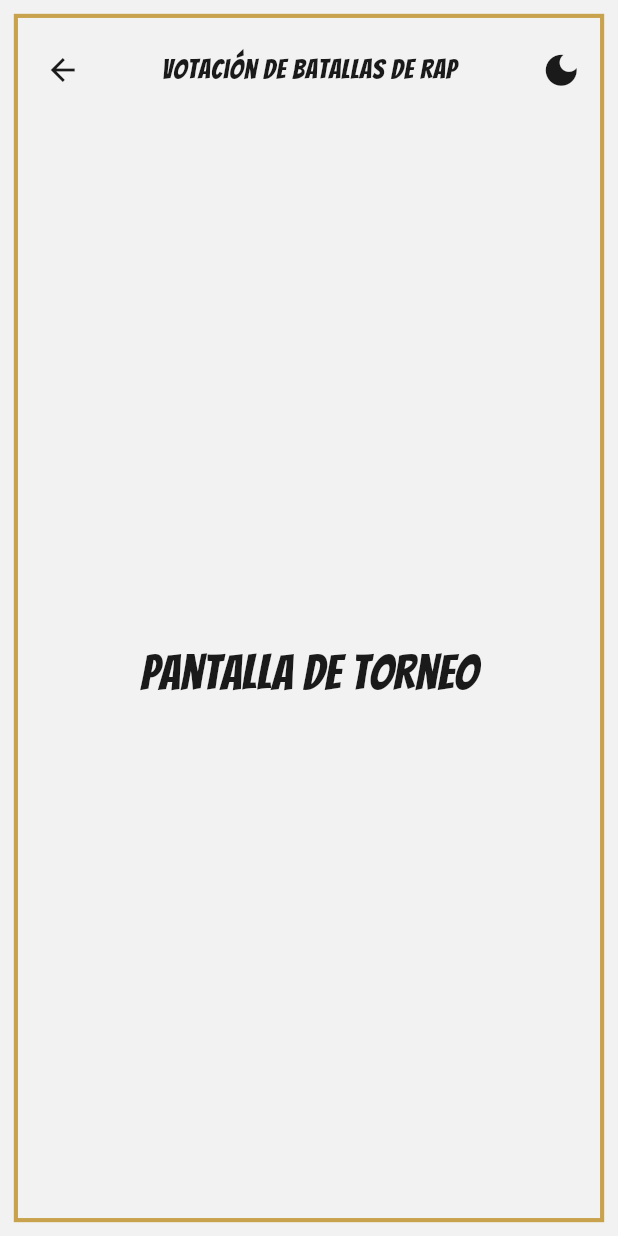
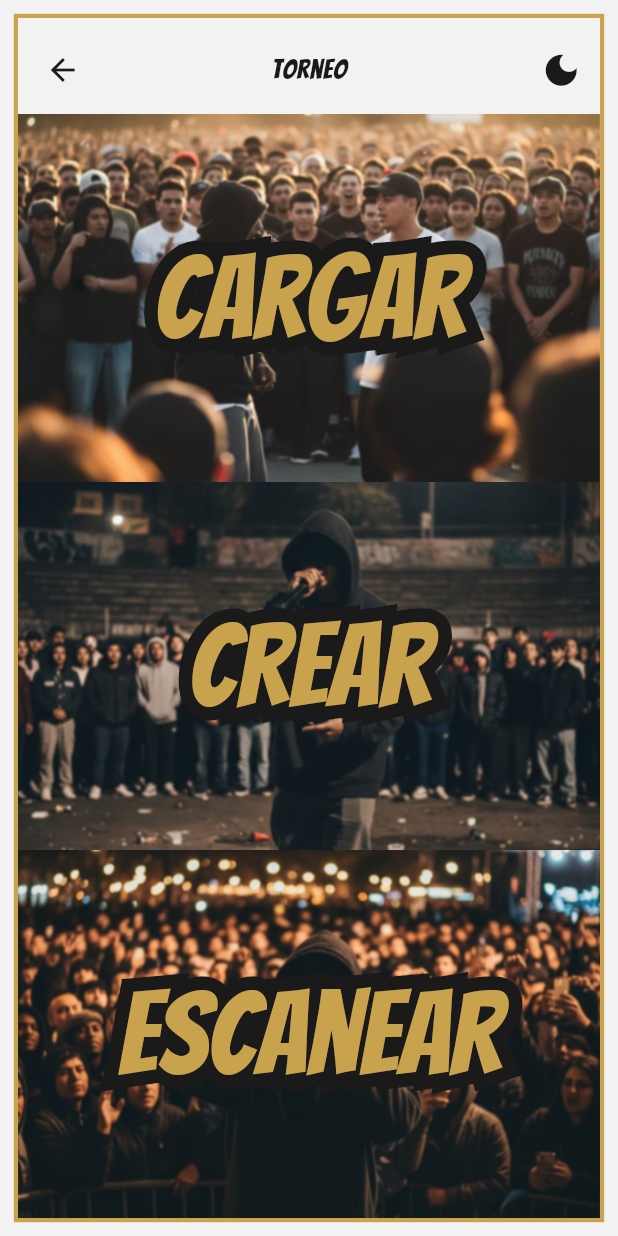
Before and after one commit to Marco-Antonio-Gonzalez-Arias/Tournament-App-Cuarta-Ruta, a Flutter app: the screen it shows after launch, after a tap on "Torneo", on a phone screen of 412 x 824 dp. Run offline on Flutter 3.47's test engine with Material 3 defaults, Android fonts, the phone set to English and light mode, and no system bars.

Commit message:
Pantalla final torneo

```diff
--- a/lib/core/widgets/app_bar.dart
+++ b/lib/core/widgets/app_bar.dart
@@ -1,52 +1,45 @@
-import 'package:cuarta_ruta_app/core/widgets/logo_image.dart';
+import 'package:cuarta_ruta_app/core/providers/theme_provider.dart';
 import 'package:flutter/material.dart';
 import 'package:cuarta_ruta_app/core/utils/responsive.dart';
+import 'package:provider/provider.dart';
 
 class MyAppBar extends StatelessWidget implements PreferredSizeWidget {
-  final bool _isDarkMode;
-  final VoidCallback _onToggleDarkMode;
-  final Responsive _responsive;
+  final String? _title;
 
   const MyAppBar({
     super.key,
-    required bool isDarkMode,
-    required VoidCallback onToggleDarkMode,
-    required Responsive responsive,
-  }) : _isDarkMode = isDarkMode,
-       _onToggleDarkMode = onToggleDarkMode,
-       _responsive = responsive;
+    String? title,
+  }) : _title = title;
 
   @override
   Widget build(BuildContext context) {
+    final themeProvider = context.watch<ThemeProvider>();
+    final responsive = Responsive.of(context);
+
     return Padding(
       padding: EdgeInsets.only(
-        top: _responsive.dp(2),
-        left: _responsive.dp(1.5),
-        right: _responsive.dp(1.5),
+        top: responsive.dp(2),
+        left: responsive.dp(1.5),
+        right: responsive.dp(1.5),
       ),
       child: AppBar(
-        title: _buildTitle(context),
-        actions: [_buildThemeAction()],
+        // Si _title es nulo, usa el por defecto
+        title: Text(
+          _title ?? "Votación de batallas de rap",
+          style: Theme.of(context).textTheme.labelMedium,
+        ),
+        actions: [
+          IconButton(
+            icon: Icon(themeProvider.isDarkMode ? Icons.light_mode : Icons.dark_mode),
+            iconSize: responsive.dp(3),
+            onPressed: themeProvider.toggleTheme,
+          )
+        ],
         centerTitle: true,
       ),
     );
   }
 
-  Widget _buildTitle(BuildContext context) {
-    return Text(
-      "Votación de batallas de rap",
-      style: Theme.of(context).textTheme.labelMedium,
-    );
-  }
-
-  Widget _buildThemeAction() {
-    return IconButton(
-      icon: Icon(_isDarkMode ? Icons.light_mode : Icons.dark_mode),
-      iconSize: _responsive.dp(3),
-      onPressed: _onToggleDarkMode,
-    );
-  }
-
   @override
-  Size get preferredSize => Size.fromHeight(kToolbarHeight + _responsive.dp(2));
+  Size get preferredSize => const Size.fromHeight(kToolbarHeight + 20);
 }
--- /dev/null
+++ b/lib/core/widgets/bordered_text.dart
@@ -0,0 +1,43 @@
+import 'package:flutter/material.dart';
+
+class BorderedText extends StatelessWidget {
+  final String _text;
+  final TextStyle? _style;
+  final double _strokeWidth;
+  final Color _strokeColor;
+  final Color _fillColor;
+
+  const BorderedText({
+    super.key,
+    required String text,
+    TextStyle? style,
+    required double strokeWidth,
+    required Color strokeColor,
+    required Color fillColor,
+  })  : _text = text,
+        _style = style,
+        _strokeWidth = strokeWidth,
+        _strokeColor = strokeColor,
+        _fillColor = fillColor;
+
+  @override
+  Widget build(BuildContext context) {
+    return Stack(
+      children: [
+        Text(
+          _text,
+          style: _style?.copyWith(
+            foreground: Paint()
+              ..style = PaintingStyle.stroke
+              ..strokeWidth = _strokeWidth
+              ..color = _strokeColor,
+          ),
+        ),
+        Text(
+          _text,
+          style: _style?.copyWith(color: _fillColor),
+        ),
+      ],
+    );
+  }
+}
--- a/lib/core/widgets/button.dart
+++ b/lib/core/widgets/button.dart
@@ -32,7 +32,7 @@ class Button extends StatelessWidget {
         ),
         child: Text(
           label,
-          style: Theme.of(context).textTheme.headlineSmall,
+          style: Theme.of(context).textTheme.titleLarge,
         ),
       ),
     );
--- a/lib/main.dart
+++ b/lib/main.dart
@@ -4,7 +4,6 @@ import 'package:cuarta_ruta_app/core/widgets/border_decorator.dart';
 import 'package:flutter/material.dart';
 import 'package:cuarta_ruta_app/core/config/theme/app_theme.dart';
 import 'package:cuarta_ruta_app/screens/home.dart';
-import 'package:cuarta_ruta_app/core/widgets/app_bar.dart';
 import 'package:provider/provider.dart';
 import 'package:flutter/services.dart';
 
@@ -39,14 +38,7 @@ class MainApp extends StatelessWidget {
         responsive: responsive,
       ).theme(),
       builder: (context, child) => BorderDecorator(child: child!),
-      home: Scaffold(
-        appBar: MyAppBar(
-          isDarkMode: themeProvider.isDarkMode,
-          onToggleDarkMode: themeProvider.toggleTheme,
-          responsive: responsive,
-        ),
-        body: const Home(),
-      ),
+      home: const Home(),
     );
   }
 }
--- a/lib/screens/home.dart
+++ b/lib/screens/home.dart
@@ -1,8 +1,9 @@
+import 'package:cuarta_ruta_app/core/widgets/app_bar.dart';
+import 'package:flutter/material.dart';
+import 'package:cuarta_ruta_app/core/utils/responsive.dart';
 import 'package:cuarta_ruta_app/core/widgets/button.dart';
 import 'package:cuarta_ruta_app/core/widgets/logo_image.dart';
-import 'package:cuarta_ruta_app/screens/tournament.dart';
-import 'package:flutter/material.dart';
-import 'package:cuarta_ruta_app/core/utils/responsive.dart';
+import 'package:cuarta_ruta_app/screens/tournament/tournament.dart';
 
 class Home extends StatelessWidget {
   const Home({super.key});
@@ -12,8 +13,8 @@ class Home extends StatelessWidget {
     final responsive = Responsive.of(context);
 
     return Scaffold(
-      body: SafeArea(
-        child: Container(
+      appBar: const MyAppBar(title: "Inicio"),
+      body: Container(
         width: double.infinity,
         padding: EdgeInsets.symmetric(horizontal: responsive.wp(20)),
         child: Column(
@@ -21,21 +22,12 @@ class Home extends StatelessWidget {
           children: [
             _buildLogo(responsive),
             SizedBox(height: responsive.hp(10)),
-              Button(
-                label: 'Torneo',
-                onPressed: () {
-                  Navigator.push(
-                    context,
-                    MaterialPageRoute(builder: (context) => const Tournament()),
-                  );
-                },
-              ),
+            Button(label: 'Torneo', onPressed: () => _toTournament(context)),
             SizedBox(height: responsive.hp(3)),
             Button(label: 'Libre', onPressed: () {}),
             SizedBox(height: responsive.hp(3)),
             Button(label: 'Visuales', onPressed: () {}),
           ],
-          ),
         ),
       ),
     );
@@ -44,4 +36,11 @@ class Home extends StatelessWidget {
   Widget _buildLogo(Responsive responsive) {
     return LogoImage(height: responsive.hp(15));
   }
+
+  void _toTournament(BuildContext context) {
+    Navigator.push(
+      context,
+      MaterialPageRoute(builder: (context) => const Tournament()),
+    );
   }
+}
--- a/lib/screens/tournament.dart
+++ /dev/null
@@ -1,27 +0,0 @@
-// screens/tournament.dart
-import 'package:flutter/material.dart';
-import 'package:cuarta_ruta_app/core/widgets/app_bar.dart';
-import 'package:cuarta_ruta_app/core/providers/theme_provider.dart';
-import 'package:cuarta_ruta_app/core/utils/responsive.dart';
-import 'package:provider/provider.dart';
-
-class Tournament extends StatelessWidget {
-  const Tournament({super.key});
-
-  @override
-  Widget build(BuildContext context) {
-    final themeProvider = context.watch<ThemeProvider>();
-    final responsive = Responsive.of(context);
-
-    return Scaffold(
-      appBar: MyAppBar(
-        isDarkMode: themeProvider.isDarkMode,
-        onToggleDarkMode: themeProvider.toggleTheme,
-        responsive: responsive,
-      ),
-      body: const Center(
-        child: Text('Pantalla de Torneo'),
-      ),
-    );
-  }
-}
--- /dev/null
+++ b/lib/screens/tournament/tournament.dart
@@ -0,0 +1,49 @@
+import 'package:cuarta_ruta_app/core/utils/responsive.dart';
+import 'package:flutter/material.dart';
+import 'package:cuarta_ruta_app/core/widgets/app_bar.dart';
+import 'package:cuarta_ruta_app/screens/tournament/widgets/tournament_option.dart';
+
+class Tournament extends StatelessWidget {
+  const Tournament({super.key});
+
+  @override
+  Widget build(BuildContext context) {
+    return Scaffold(
+      appBar: MyAppBar(title: "Torneo"),
+      body: Padding(
+        padding: EdgeInsets.only(bottom: Responsive.of(context).dp(1.3)),
+        child: Column(
+          children: [
+            TournamentOption(
+              imagePath: 'assets/images/cargar.png',
+              label: 'Cargar',
+              onTap: () => _onCargar(context),
+            ),
+            TournamentOption(
+              imagePath: 'assets/images/crear.png',
+              label: 'Crear',
+              onTap: () => _onCrear(context),
+            ),
+            TournamentOption(
+              imagePath: 'assets/images/escanear.png',
+              label: 'escanear',
+              onTap: () => _onEscanear(context),
+            ),
+          ],
+        ),
+      ),
+    );
+  }
+
+  static void _onCargar(BuildContext context) {
+    Navigator.pop(context);
+  }
+
+  static void _onCrear(BuildContext context) {
+    Navigator.pop(context);
+  }
+
+  static void _onEscanear(BuildContext context) {
+    Navigator.pop(context);
+  }
+}
--- /dev/null
+++ b/lib/screens/tournament/widgets/option_background.dart
@@ -0,0 +1,20 @@
+import 'package:flutter/material.dart';
+
+class OptionBackground extends StatelessWidget {
+  final String _imagePath;
+
+  const OptionBackground({
+    super.key,
+    required String imagePath,
+  }) : _imagePath = imagePath;
+
+  @override
+  Widget build(BuildContext context) {
+    return Stack(
+      fit: StackFit.expand,
+      children: [
+        Image.asset(_imagePath, fit: BoxFit.cover),
+      ],
+    );
+  }
+}
--- /dev/null
+++ b/lib/screens/tournament/widgets/tournament_option.dart
@@ -0,0 +1,59 @@
+import 'package:cuarta_ruta_app/core/widgets/bordered_text.dart';
+import 'package:flutter/material.dart';
+import 'package:cuarta_ruta_app/core/utils/responsive.dart';
+import 'package:cuarta_ruta_app/core/config/theme/app_colors.dart';
+import 'option_background.dart';
+
+class TournamentOption extends StatelessWidget {
+  final String _imagePath;
+  final String _label;
+  final VoidCallback _onTap;
+
+  const TournamentOption({
+    super.key,
+    required String imagePath,
+    required String label,
+    required VoidCallback onTap,
+  })  : _imagePath = imagePath,
+        _label = label,
+        _onTap = onTap;
+
+  @override
+  Widget build(BuildContext context) {
+    final responsive = Responsive.of(context);
+    final double innerPadding = responsive.dp(1.3);
+
+    return Expanded(
+      child: Padding(
+        padding: EdgeInsets.symmetric(horizontal: innerPadding),
+        child: ClipRect(
+          child: Stack(
+            fit: StackFit.expand,
+            children: [
+              OptionBackground(imagePath: _imagePath),
+              Center(
+                child: IgnorePointer(
+                  child: BorderedText(
+                    text: _label,
+                    style: Theme.of(context).textTheme.displayLarge,
+                    strokeWidth: responsive.dp(2),
+                    strokeColor: AppColors.backgroundBlack,
+                    fillColor: AppColors.primaryGold,
+                  ),
+                ),
+              ),
+              Material(
+                color: Colors.transparent,
+                child: InkWell(
+                  onTap: _onTap,
+                  splashColor: AppColors.primaryGold.withValues(alpha: 0.12),
+                  highlightColor: AppColors.primaryGold.withValues(alpha: 0.1),
+                ),
+              ),
+            ],
+          ),
+        ),
+      ),
+    );
+  }
+}
--- a/pubspec.yaml
+++ b/pubspec.yaml
@@ -25,6 +25,7 @@ flutter:
   uses-material-design: true
   assets:
     - assets/icon/
+    - assets/images/
   fonts:
     - family: Bangers
       fonts:
```
Also changed, not shown: assets/images/cargar.png (added), assets/images/crear.png (added), assets/images/escanear.png (added). Lines whose indentation alone changed are shown as unchanged.
